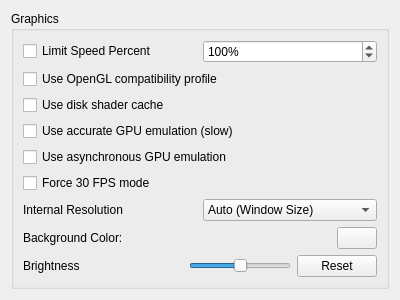
This is src/yuzu/configuration/configure_graphics.ui in yuzu-emu/yuzu-canary as Qt 5 draws it before an edit. The edited form follows.
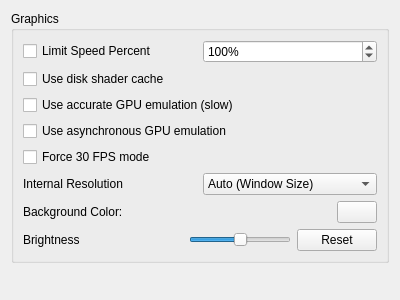
This is the edited form.

```diff
--- a/src/yuzu/configuration/configure_graphics.ui
+++ b/src/yuzu/configuration/configure_graphics.ui
@@ -49,13 +49,6 @@
           </item>
          </layout>
         </item>
-        <item>
-         <widget class="QCheckBox" name="use_compatibility_profile">
-          <property name="text">
-           <string>Use OpenGL compatibility profile</string>
-          </property>
-         </widget>
-        </item>
         <item>
          <widget class="QCheckBox" name="use_disk_shader_cache">
           <property name="text">
```
